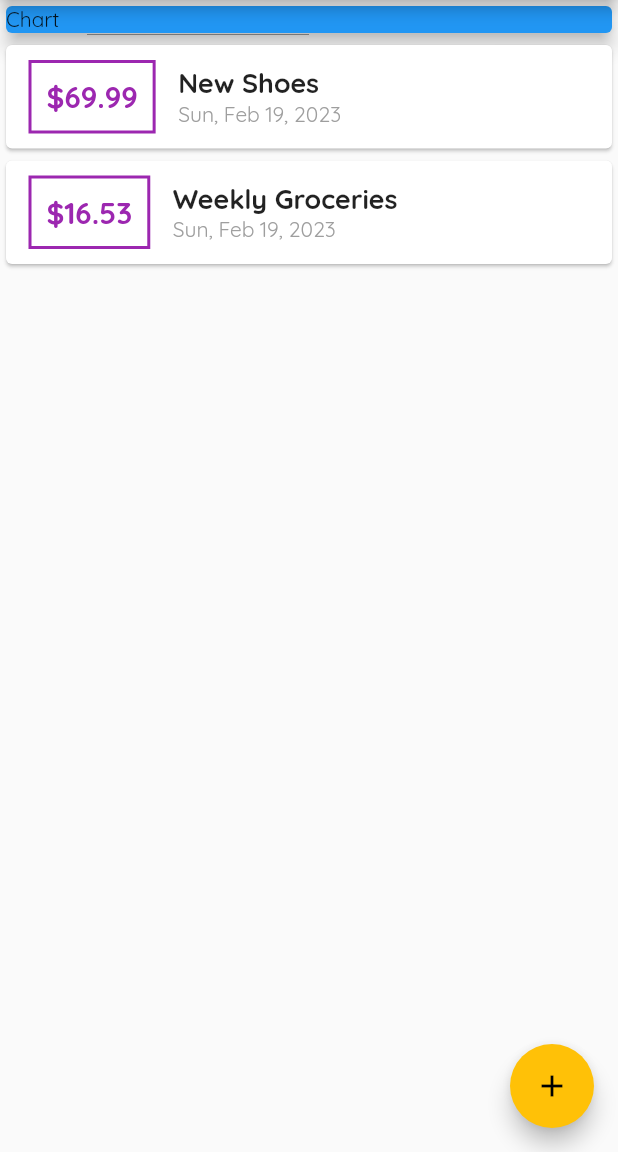
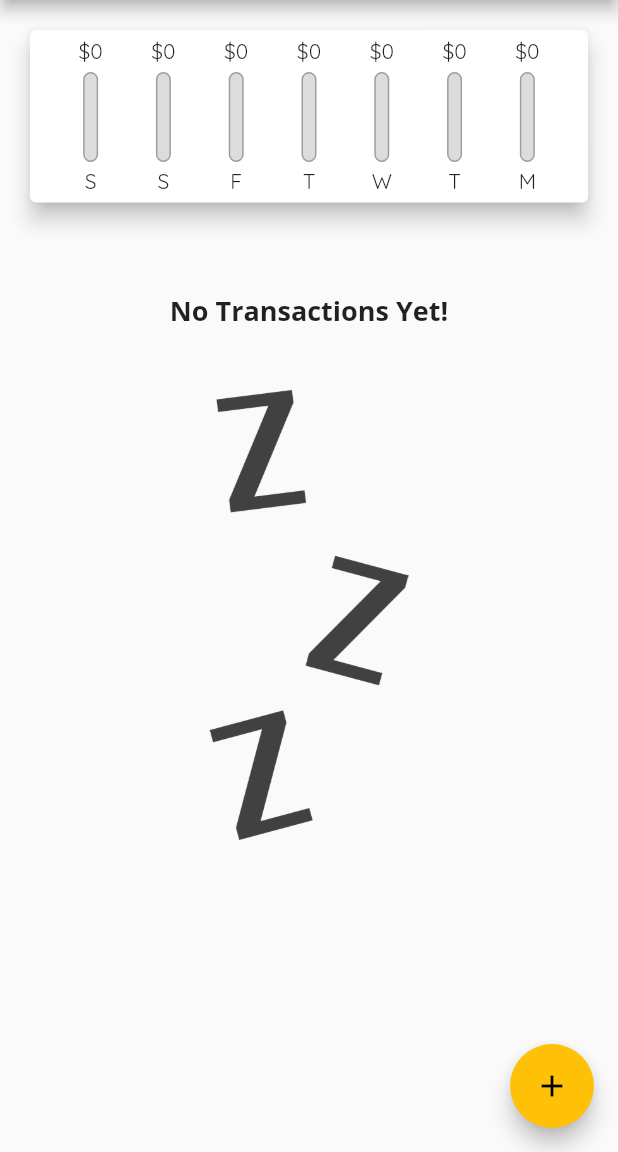
Before and after one commit to BugMasterArka/Flutter-Expense-App, a Flutter app: the screen it shows after launch, on a phone screen of 412 x 824 dp, the part 84-1236 px from its top. Run offline on Flutter 3.47's test engine with Material 2 defaults, Android fonts, the phone set to English and light mode, and no system bars.

Commit message:
made the chart to show weekly expenditure 105

```diff
--- a/lib/main.dart
+++ b/lib/main.dart
@@ -1,3 +1,5 @@
+import 'package:expense_app/widgets/chart.dart';
+
 import './widgets/transaction_list.dart';
 import './widgets/new_transaction.dart';
 import 'package:flutter/material.dart';
@@ -15,16 +17,20 @@ class MyApp extends StatelessWidget {
     return MaterialApp(
       title: 'Expense Tracker',
       theme: ThemeData(
-        primarySwatch: Colors.purple,
-        accentColor: Colors.amber,
-        fontFamily: 'Quicksand',
-        appBarTheme: const AppBarTheme(
-          titleTextStyle: TextStyle(
+          primarySwatch: Colors.purple,
+          accentColor: Colors.amber,
+          fontFamily: 'Quicksand',
+          textTheme: const TextTheme(
+              titleLarge: TextStyle(
+            fontFamily: 'OpenSans',
+            fontSize: 18,
+            fontWeight: FontWeight.bold,
+          )),
+          appBarTheme: const AppBarTheme(
+              titleTextStyle: TextStyle(
             fontFamily: 'OpenSans',
             fontSize: 20,
-          )
-        )
-      ),
+          ))),
       home: const MyHomePage(),
     );
   }
@@ -42,14 +48,22 @@ class MyHomePage extends StatefulWidget {
 
 class _MyHomePageState extends State<MyHomePage> {
   final List<Transaction> _userTransactions = [
-    Transaction(
-        id: 't1', title: 'New Shoes', amount: 69.99, date: DateTime.now()),
-    Transaction(
-        id: 't2',
-        title: 'Weekly Groceries',
-        amount: 16.53,
-        date: DateTime.now()),
+    // Transaction(
+    //     id: 't1', title: 'New Shoes', amount: 69.99, date: DateTime.now()),
+    // Transaction(
+    //     id: 't2',
+    //     title: 'Weekly Groceries',
+    //     amount: 16.53,
+    //     date: DateTime.now()),
   ];
+
+  List<Transaction> get _recentTransactions {
+    return _userTransactions.where((tx) {
+      return tx.date.isAfter(
+        DateTime.now().subtract(const Duration(days: 7),),
+      );
+    }).toList();
+  }
 
   void _addNewTransaction(String txTitle, double txAmount) {
     final newTx = Transaction(
@@ -67,7 +81,11 @@ class _MyHomePageState extends State<MyHomePage> {
     showModalBottomSheet(
         context: ctx,
         builder: (_) {
-          return GestureDetector(onTap: () {},behavior: HitTestBehavior.opaque,child: NewTransaction(_addNewTransaction),);
+          return GestureDetector(
+            onTap: () {},
+            behavior: HitTestBehavior.opaque,
+            child: NewTransaction(_addNewTransaction),
+          );
         });
   }
 
@@ -75,7 +93,9 @@ class _MyHomePageState extends State<MyHomePage> {
   Widget build(BuildContext context) {
     return Scaffold(
       appBar: AppBar(
-        title: const Text('Expense Tracker',),
+        title: const Text(
+          'Expense Tracker',
+        ),
         actions: [
           IconButton(
               onPressed: () => _startAddNewTransaction(context),
@@ -87,14 +107,7 @@ class _MyHomePageState extends State<MyHomePage> {
           // mainAxisAlignment: MainAxisAlignment.spaceEvenly,
           crossAxisAlignment: CrossAxisAlignment.center,
           children: [
-            const SizedBox(
-              width: double.infinity,
-              child: Card(
-                color: Colors.blue,
-                elevation: 5,
-                child: Text('Chart'),
-              ),
-            ),
+            Chart(_recentTransactions),
             TransactionList(_userTransactions),
           ],
         ),
--- /dev/null
+++ b/lib/widgets/chart.dart
@@ -0,0 +1,61 @@
+import 'package:flutter/material.dart';
+import 'package:intl/intl.dart';
+
+import '../models/transaction.dart';
+import './chart_bar.dart';
+
+class Chart extends StatelessWidget {
+  final List<Transaction> recentTransactions;
+
+  List<Map<String, Object>> get groupedTransactionValues {
+    return List.generate(7, (index) {
+      final weekday = DateTime.now().subtract(
+        Duration(days: index),
+      );
+
+      var totalSum = 0.0;
+
+      for (int i = 0; i < recentTransactions.length; i++) {
+        if (recentTransactions[i].date.day == weekday.day &&
+            recentTransactions[i].date.month == weekday.month &&
+            recentTransactions[i].date.year == weekday.year) {
+          totalSum += recentTransactions[i].amount;
+        }
+      }
+
+      return {
+        'day': DateFormat.E().format(weekday).substring(0, 1),
+        'amount': totalSum
+      };
+    });
+  }
+
+  double get totalSpending {
+    return groupedTransactionValues.fold(0.0, (sum, element) {
+      return sum +
+          (element['amount']
+              as double); //double.parse(element['amount'].toString())
+    });
+  }
+
+  Chart(this.recentTransactions, {super.key});
+
+  @override
+  Widget build(BuildContext context) {
+    return Card(
+      elevation: 6,
+      margin: const EdgeInsets.all(20),
+      child: Row(
+        mainAxisAlignment: MainAxisAlignment.spaceEvenly,
+        children: groupedTransactionValues.map((tx) {
+          return ChartBar(
+              tx['day'] as String,
+              tx['amount'] as double,
+              totalSpending == 0.0
+                  ? 0.0
+                  : ((tx['amount'] as double) / totalSpending));
+        }).toList(),
+      ),
+    );
+  }
+}
--- /dev/null
+++ b/lib/widgets/chart_bar.dart
@@ -0,0 +1,46 @@
+import 'package:flutter/material.dart';
+
+class ChartBar extends StatelessWidget {
+  final String label;
+  final double spendingAmt;
+  final double spendingPctofTotal;
+
+  const ChartBar(this.label,this.spendingAmt,this.spendingPctofTotal,{super.key});
+
+  @override
+  Widget build(BuildContext context) {
+    return Container(
+      padding: const EdgeInsets.symmetric(vertical: 5),
+      child: Column(
+        children: [
+          Text('\$${spendingAmt.toStringAsFixed(0)}'),
+          const Padding(padding: EdgeInsets.only(bottom: 5)),
+          SizedBox(
+            height: 60,
+            width: 10,
+            child: Stack(children: [
+              Container(
+                decoration: BoxDecoration(
+                  border: Border.all(color: Colors.grey, width: 1.0),
+                  color: const Color.fromRGBO(220, 220, 220, 1),
+                  borderRadius: BorderRadius.circular(20),
+                ),
+              ),
+              FractionallySizedBox(
+                heightFactor: spendingPctofTotal,
+                child: Container(
+                  decoration: BoxDecoration(
+                    color: Theme.of(context).primaryColor,
+                    borderRadius: BorderRadius.circular(10),
+                  ),
+                ),
+              ),
+            ]),
+          ),
+          const Padding(padding: EdgeInsets.only(top: 2,bottom: 2)),
+          Text(label),
+        ],
+      ),
+    );
+  }
+}
--- a/lib/widgets/transaction_list.dart
+++ b/lib/widgets/transaction_list.dart
@@ -11,14 +11,32 @@ class TransactionList extends StatelessWidget {
   @override
   Widget build(BuildContext context) {
     return SizedBox(
+      height: 500,
+      child: transactions.isEmpty
+          ? Column(
+              children: [
+                const Padding(padding: EdgeInsets.all(20)),
+                Text(
+                  'No Transactions Yet!',
+                  style: Theme.of(context).textTheme.titleLarge,
+                ),
+                const Padding(padding: EdgeInsets.all(20)),
+                SizedBox(
                   height: 300,
-      child: ListView.builder(
+                  child: Image.asset(
+                    'assets/images/waiting.png',
+                    fit: BoxFit.cover,
+                  ),
+                ),
+              ],
+            )
+          : ListView.builder(
               itemBuilder: (ctx, index) {
                 return Card(
                   child: Row(children: [
                     Container(
-                margin:
-                    const EdgeInsets.symmetric(vertical: 10, horizontal: 15),
+                      margin: const EdgeInsets.symmetric(
+                          vertical: 10, horizontal: 15),
                       padding: const EdgeInsets.all(10),
                       decoration: BoxDecoration(
                           border: Border.all(
@@ -39,10 +57,7 @@ class TransactionList extends StatelessWidget {
                       children: [
                         Text(
                           transactions[index].title,
-                    style: const TextStyle(
-                      fontWeight: FontWeight.bold,
-                      fontSize: 18,
-                    ),
+                          style: Theme.of(context).textTheme.titleLarge,
                         ),
                         Text(
                           DateFormat.yMMMEd().format(transactions[index].date),
--- a/pubspec.yaml
+++ b/pubspec.yaml
@@ -60,9 +60,9 @@ flutter:
   uses-material-design: true
 
   # To add assets to your application, add an assets section, like this:
-  # assets:
-  #   - images/a_dot_burr.jpeg
-  #   - images/a_dot_ham.jpeg
+  assets:
+    - assets/images/waiting.png
+    # - images/a_dot_ham.jpeg
 
   # An image asset can refer to one or more resolution-specific "variants", see
   # https://flutter.dev/assets-and-images/#resolution-aware
```
Also changed, not shown: assets/images/waiting.png (added). Lines whose indentation alone changed are shown as unchanged.
